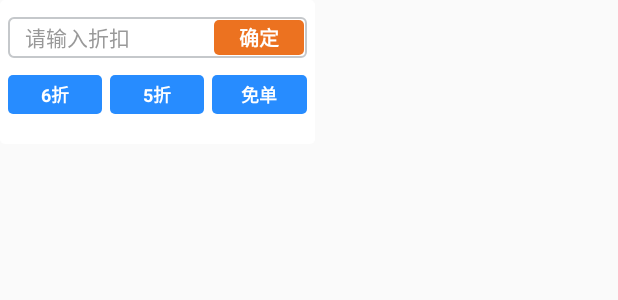
After one commit to iminminxu/SmartMeal, an Android app: the layout pop_discount.xml on its own in the app's theme, with its tools: preview values and no code run, on a phone screen of 412 x 824 dp. The commit adds this screen. Shown: the top 300 px of the screen. Run offline under Robolectric (Android 15) with nearby library versions, the phone set to English and light mode, and no system bars.

Commit message:
新增： 1.自定义折扣

```diff
--- /dev/null
+++ b/app/src/main/res/layout/pop_discount.xml
@@ -0,0 +1,89 @@
+<?xml version="1.0" encoding="utf-8"?>
+<LinearLayout xmlns:android="http://schemas.android.com/apk/res/android"
+    android:layout_width="@dimen/dp_210"
+    android:layout_height="wrap_content"
+    android:background="@drawable/corners_3_solid_white"
+    android:orientation="vertical"
+    android:paddingStart="@dimen/dp_5"
+    android:paddingEnd="@dimen/dp_5">
+
+    <FrameLayout
+        android:layout_width="match_parent"
+        android:layout_height="wrap_content"
+        android:layout_marginTop="@dimen/dp_11">
+
+        <EditText
+            android:id="@+id/et_discount"
+            android:layout_width="match_parent"
+            android:layout_height="@dimen/dp_27"
+            android:background="@drawable/corners_3_stroke_1_c5c8cb"
+            android:gravity="center_vertical"
+            android:hint="请输入折扣"
+            android:inputType="numberDecimal"
+            android:maxLines="1"
+            android:paddingStart="@dimen/dp_11"
+            android:paddingEnd="@dimen/dp_11"
+            android:textColor="@color/color_333333"
+            android:textColorHint="@color/color_999999"
+            android:textSize="@dimen/font_14" />
+
+        <TextView
+            android:id="@+id/tv_confirm"
+            android:layout_width="@dimen/dp_60"
+            android:layout_height="@dimen/dp_23"
+            android:layout_gravity="center_vertical|end"
+            android:layout_marginEnd="@dimen/dp_2"
+            android:background="@drawable/corners_3_solid_ec7220"
+            android:gravity="center"
+            android:text="确定"
+            android:textColor="@color/white"
+            android:textSize="@dimen/font_13"
+            android:textStyle="bold" />
+    </FrameLayout>
+
+    <LinearLayout
+        android:layout_width="match_parent"
+        android:layout_height="wrap_content"
+        android:layout_marginTop="@dimen/dp_11"
+        android:layout_marginBottom="@dimen/dp_20"
+        android:orientation="horizontal">
+
+        <TextView
+            android:id="@+id/tv_six"
+            android:layout_width="0dp"
+            android:layout_height="@dimen/dp_26"
+            android:layout_weight="1"
+            android:background="@drawable/corners_3_solid_278cff"
+            android:gravity="center"
+            android:text="6折"
+            android:textColor="@color/white"
+            android:textSize="@dimen/font_12"
+            android:textStyle="bold" />
+
+        <TextView
+            android:id="@+id/tv_five"
+            android:layout_width="0dp"
+            android:layout_height="@dimen/dp_26"
+            android:layout_marginStart="@dimen/dp_5"
+            android:layout_weight="1"
+            android:background="@drawable/corners_3_solid_278cff"
+            android:gravity="center"
+            android:text="5折"
+            android:textColor="@color/white"
+            android:textSize="@dimen/font_12"
+            android:textStyle="bold" />
+
+        <TextView
+            android:id="@+id/tv_free"
+            android:layout_width="0dp"
+            android:layout_height="@dimen/dp_26"
+            android:layout_marginStart="@dimen/dp_5"
+            android:layout_weight="1"
+            android:background="@drawable/corners_3_solid_278cff"
+            android:gravity="center"
+            android:text="免单"
+            android:textColor="@color/white"
+            android:textSize="@dimen/font_12"
+            android:textStyle="bold" />
+    </LinearLayout>
+</LinearLayout>
```
Also changed, not shown: app/src/main/java/com/ecare/smartmeal/ui/activity/ConfirmOrderActivity.java (+18 -1 lines), app/src/main/java/com/ecare/smartmeal/widget/DiscountPopup.java (added, +92 -0 lines), app/src/main/res/layout/act_confirm_order.xml (+18 -0 lines).
